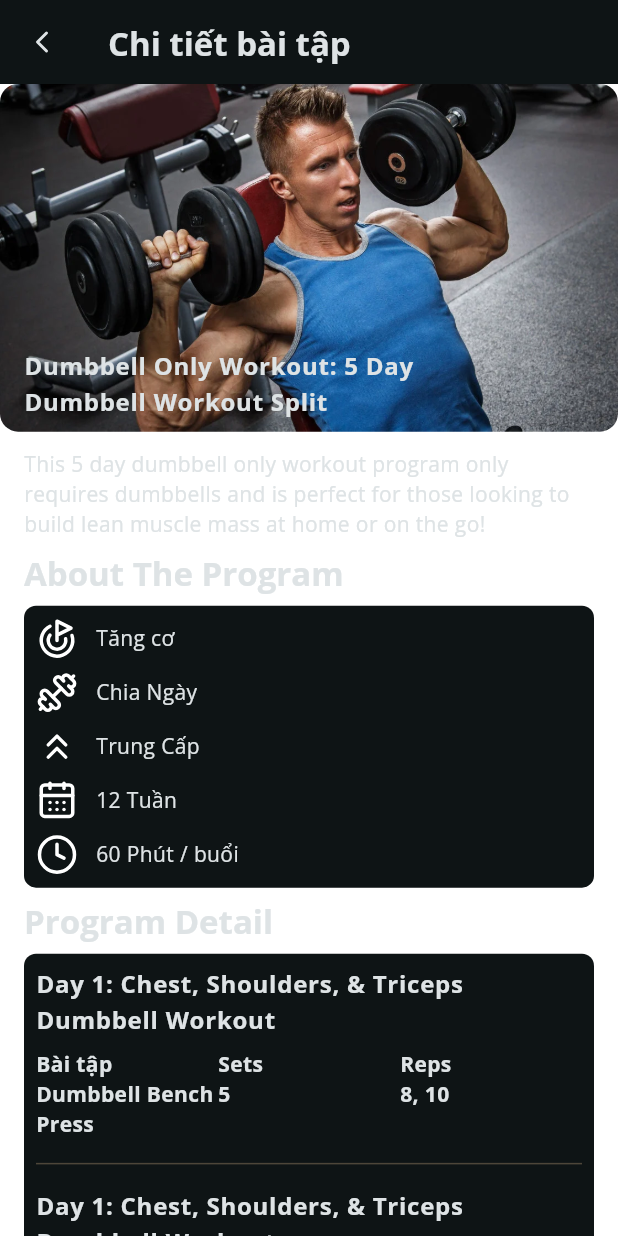
After one commit to huyxoann/fit-master, a Flutter app: the screen it shows after launch, after a tap on "Dumbbell Only Workout: 5 Day Dumbbell Wo", on a phone screen of 412 x 824 dp. The commit adds this screen. Run offline on Flutter 3.47's test engine with Material 3 defaults, Android fonts, the phone set to English and light mode, and no system bars; our stand-ins replace flutter_lucide, flutter_svg, get_it, go_router, google_fonts, hive and 3 more; accounts and stored records are empty; network calls fail.

Commit message:
static workout_plan

```diff
--- a/lib/main.dart
+++ b/lib/main.dart
@@ -4,7 +4,6 @@ import 'package:fit_master/src/features/exercise/repositories/exercise.repoImpl.
 import 'package:fit_master/src/features/exercise/view_model/exercise.view_model.dart';
 import 'package:fit_master/src/features/food/repositories/food.repositoryImpl.dart';
 import 'package:fit_master/src/features/food/view_model/food.view_model.dart';
-import 'package:fit_master/src/features/workout_plan/screens/dashboard_page.dart';
 import 'package:fit_master/src/features/workout_plan/viewmodels/workout_plan.viewmodel.dart';
 import 'package:flutter/material.dart';
 import 'package:hive_flutter/hive_flutter.dart';
--- a/lib/src/commom_widgets/header.dart
+++ b/lib/src/commom_widgets/header.dart
@@ -1,5 +1,4 @@
 import 'package:fit_master/src/commom_widgets/search.dart';
-import 'package:fit_master/src/core/constants/app_info.dart';
 import 'package:flutter/material.dart';
 
 class HeaderApp extends StatelessWidget {
--- a/lib/src/config/routes.dart
+++ b/lib/src/config/routes.dart
@@ -13,6 +13,7 @@ import 'package:fit_master/src/features/welcome/screens/choose_year_of_birth_pag
 import 'package:fit_master/src/features/welcome/screens/create_profile.dart';
 import 'package:fit_master/src/features/welcome/screens/training_location_page.dart';
 import 'package:fit_master/src/features/welcome/screens/welcome_page.dart';
+import 'package:fit_master/src/features/workout_plan/screens/workout_plan_detail_page.dart';
 import 'package:fit_master/src/home_page.dart';
 import 'package:go_router/go_router.dart';
 
@@ -21,12 +22,20 @@ import 'package:go_router/go_router.dart';
 const bool isLoggedIn = true;
 
 final router = GoRouter(
-  initialLocation: isLoggedIn ? '/' : '/welcome/choose-year-of-birth',
+  initialLocation: isLoggedIn ? '/' : '/welcome',
   routes: [
     GoRoute(
       name: 'home',
       path: '/',
       builder: (context, state) => const MyHomePage(title: "Home"),
+    ),
+    GoRoute(
+      name: 'workout-plan-detail',
+      path: '/workout-plan/:id',
+      builder: (context, state) {
+        final id = int.parse(state.pathParameters['id']!);
+        return WorkoutPlanDetailPage(id: id);
+      },
     ),
     GoRoute(
       name: 'welcome',
--- a/lib/src/core/constants/app_info.dart
+++ b/lib/src/core/constants/app_info.dart
@@ -1,7 +1,7 @@
 import 'package:flutter/widgets.dart';
 
 class AppInfo {
-  static const baseUrl = 'http://192.168.1.4:3000/api';
+  static const baseUrl = 'http://192.168.1.9:3000/api';
 
   static double getScreenWidth(BuildContext context) {
     return MediaQuery.of(context).size.width;
--- a/lib/src/core/models/enum.dart
+++ b/lib/src/core/models/enum.dart
@@ -451,3 +451,14 @@ enum WorkoutType {
   split,
   fullBody,
 }
+
+extension WorkoutTypeExt on WorkoutType {
+  String get name {
+    switch (this) {
+      case WorkoutType.split:
+        return "Chia Ngày";
+      case WorkoutType.fullBody:
+        return "Toàn Thân";
+    }
+  }
+}
--- a/lib/src/core/network/NetworkApiService.dart
+++ b/lib/src/core/network/NetworkApiService.dart
@@ -123,6 +123,6 @@ dynamic returnResponse(Response response) {
     case 404:
       throw UnauthorisedException(jsonDecode(response.body)['message'].toString());
     default:
-      throw FetchDataException('Error accured while communicating with server' 'with status code' + response.statusCode.toString());
+      throw FetchDataException('Error accured while communicating with serverwith status code${response.statusCode}');
   }
 }
--- a/lib/src/features/exercise/screen/list_exercise.dart
+++ b/lib/src/features/exercise/screen/list_exercise.dart
@@ -3,7 +3,6 @@ import 'package:fit_master/src/core/constants/app_info.dart';
 import 'package:fit_master/src/core/exception/response/status.dart';
 import 'package:flutter/material.dart';
 import 'package:provider/provider.dart';
-import '../../../commom_widgets/header.dart';
 import '../../../core/models/enum.dart';
 import '../view_model/exercise.view_model.dart';
 import 'widgets/filter.dart';
@@ -35,7 +34,7 @@ class _ListExerciseScreenState extends State<ListExerciseScreen> {
       color: colorTheme.background,
       child: SafeArea(
         child: Scaffold(
-          appBar: FitnessAppBar(streak: 5),
+          appBar: const FitnessAppBar(streak: 5),
           body: Padding(
             padding: const EdgeInsets.symmetric(horizontal: 16),
             child: Column(
--- a/lib/src/features/workout_plan/repositories/workout_plan.repositoryImpl.dart
+++ b/lib/src/features/workout_plan/repositories/workout_plan.repositoryImpl.dart
@@ -1,6 +1,7 @@
 import 'package:fit_master/src/core/models/enum.dart';
-import 'package:fit_master/src/core/network/BaseApiService.dart';
-import 'package:fit_master/src/core/network/NetworkApiService.dart';
+import 'package:fit_master/src/features/exercise/data/models/exercise.model.dart';
+import 'package:fit_master/src/features/exercise/data/models/exercise_profile.model.dart';
+import 'package:fit_master/src/features/workout_plan/models/workout_day.dart';
 import 'package:fit_master/src/features/workout_plan/models/workout_plan.dart';
 import 'package:fit_master/src/features/workout_plan/models/workout_summary.dart';
 import 'package:fit_master/src/features/workout_plan/repositories/workout_plan.repository.dart';
@@ -34,7 +35,86 @@ class WorkoutPlanRepositoryImpl extends WorkoutPlanRepository {
         timePerWorkout: 60,
       ),
       createdAt: DateTime.now(),
-      workoutDays: [],
+      workoutDays: [
+        WorkoutDay(
+            name: "Day 1: Chest, Shoulders, & Triceps Dumbbell Workout",
+            dayOfWeek: DayOfWeek.Monday,
+            exercise: Exercise(
+              exerciseId: 1,
+              title: "Dumbbell Bench Press",
+              exerProfileId: 1,
+              instruction: [
+                "Pick up the dumbbells off the floor using a neutral grip (palms facing in). Position the ends of the dumbbells in your hip crease, and sit down on the bench.",
+                "To get into position, lay back and keep the weights close to your chest. Once you are in position, press the weights to lockout at the top."
+                    "Slowly lower the dumbbells under control as far as comfortably possible (the handles should be about level with your chest).",
+              ],
+              tip: [],
+              isDelete: false,
+              exerciseProfile: ExerciseProfile(
+                exerProfileId: 1,
+                exerciseType: 1,
+                experienceLevel: 1,
+                targetMuscle: 1,
+                equipmentRequired: 1,
+                forceType: 1,
+                mechanic: 1,
+              ),
+            ),
+            sets: 5,
+            reps: [8, 10]),
+        WorkoutDay(
+            name: "Day 1: Chest, Shoulders, & Triceps Dumbbell Workout",
+            dayOfWeek: DayOfWeek.Monday,
+            exercise: Exercise(
+              exerciseId: 1,
+              title: "Dumbbell Bench Press",
+              exerProfileId: 1,
+              instruction: [
+                "Pick up the dumbbells off the floor using a neutral grip (palms facing in). Position the ends of the dumbbells in your hip crease, and sit down on the bench.",
+                "To get into position, lay back and keep the weights close to your chest. Once you are in position, press the weights to lockout at the top."
+                    "Slowly lower the dumbbells under control as far as comfortably possible (the handles should be about level with your chest).",
+              ],
+              tip: [],
+              isDelete: false,
+              exerciseProfile: ExerciseProfile(
+                exerProfileId: 1,
+                exerciseType: 1,
+                experienceLevel: 1,
+                targetMuscle: 1,
+                equipmentRequired: 1,
+                forceType: 1,
+                mechanic: 1,
+              ),
+            ),
+            sets: 5,
+            reps: [8, 10]),
+        WorkoutDay(
+            name: "Day 1: Chest, Shoulders, & Triceps Dumbbell Workout",
+            dayOfWeek: DayOfWeek.Monday,
+            exercise: Exercise(
+              exerciseId: 1,
+              title: "Dumbbell Bench Press",
+              exerProfileId: 1,
+              instruction: [
+                "Pick up the dumbbells off the floor using a neutral grip (palms facing in). Position the ends of the dumbbells in your hip crease, and sit down on the bench.",
+                "To get into position, lay back and keep the weights close to your chest. Once you are in position, press the weights to lockout at the top."
+                    "Slowly lower the dumbbells under control as far as comfortably possible (the handles should be about level with your chest).",
+              ],
+              tip: [],
+              isDelete: false,
+              exerciseProfile: ExerciseProfile(
+                exerProfileId: 1,
+                exerciseType: 1,
+                experienceLevel: 1,
+                targetMuscle: 1,
+                equipmentRequired: 1,
+                forceType: 1,
+                mechanic: 1,
+              ),
+            ),
+            sets: 5,
+            reps: [8, 10])
+      ],
     );
     return Future.value(workoutPlan);
   }
--- a/lib/src/features/workout_plan/screens/dashboard_page.dart
+++ b/lib/src/features/workout_plan/screens/dashboard_page.dart
@@ -3,6 +3,7 @@ import 'package:fit_master/src/features/workout_plan/viewmodels/workout_plan.vie
 import 'package:fit_master/src/features/workout_plan/widgets/week_schedule_widget.dart';
 import 'package:flutter/material.dart';
 import 'package:flutter_lucide/flutter_lucide.dart';
+import 'package:go_router/go_router.dart';
 import 'package:provider/provider.dart';
 
 class WorkoutDashBoard extends StatefulWidget {
@@ -66,7 +67,12 @@ class WorkoutDashBoardState extends State<WorkoutDashBoard> {
                           style: textTheme.headlineSmall
                               ?.copyWith(fontWeight: FontWeight.bold),
                         ),
-                        Column(
+                        GestureDetector(
+                          onTap: () => context.pushNamed(
+                            'workout-plan-detail',
+                            pathParameters: {'id': '1'},
+                          ),
+                          child: Column(
                             children: [
                               Container(
                                 decoration: BoxDecoration(
@@ -79,7 +85,8 @@ class WorkoutDashBoardState extends State<WorkoutDashBoard> {
                                   ),
                                 ),
                                 width: double.infinity,
-                              height: (MediaQuery.of(context).size.width - 32) *
+                                height:
+                                    (MediaQuery.of(context).size.width - 32) *
                                         9 /
                                         16,
                               ),
@@ -103,6 +110,7 @@ class WorkoutDashBoardState extends State<WorkoutDashBoard> {
                                 ],
                               )
                             ],
+                          ),
                         )
                       ],
                     ),
--- /dev/null
+++ b/lib/src/features/workout_plan/screens/workout_plan_detail_page.dart
@@ -0,0 +1,299 @@
+import 'package:fit_master/src/core/models/enum.dart';
+import 'package:fit_master/src/features/workout_plan/viewmodels/workout_plan.viewmodel.dart';
+import 'package:flutter/material.dart';
+import 'package:flutter_lucide/flutter_lucide.dart';
+import 'package:go_router/go_router.dart';
+import 'package:provider/provider.dart';
+
+import '../models/workout_day.dart';
+
+class WorkoutPlanDetailPage extends StatefulWidget {
+  final int id;
+  const WorkoutPlanDetailPage({
+    super.key,
+    required this.id,
+  });
+
+  @override
+  WorkoutPlanDetailPageState createState() => WorkoutPlanDetailPageState();
+}
+
+class WorkoutPlanDetailPageState extends State<WorkoutPlanDetailPage> {
+  late WorkoutPlanViewModel _viewModel;
+
+  @override
+  void initState() {
+    _viewModel = Provider.of<WorkoutPlanViewModel>(context, listen: false);
+
+    WidgetsBinding.instance.addPostFrameCallback((_) {
+      _viewModel.fetchWorkoutPlanDetail('', widget.id.toString());
+    });
+
+    super.initState();
+  }
+
+  @override
+  Widget build(BuildContext context) {
+    ColorScheme colorScheme = Theme.of(context).colorScheme;
+    TextTheme textTheme = Theme.of(context).textTheme;
+
+    return Consumer<WorkoutPlanViewModel>(
+      builder: (_, model, child) {
+        if (model.isLoading) {
+          return child ?? const SizedBox();
+        }
+        List<WorkoutDay> workoutDays =
+            model.workoutPlanDetail?.workoutDays ?? [];
+        return Scaffold(
+          appBar: AppBar(
+            leading: IconButton(
+              icon: const Icon(LucideIcons.chevron_left),
+              onPressed: () => context.pop(),
+            ),
+            title: Text(
+              "Chi tiết bài tập",
+              style: textTheme.titleLarge?.copyWith(
+                fontWeight: FontWeight.bold,
+                color: colorScheme.onSurface,
+              ),
+            ),
+            backgroundColor: colorScheme.surface,
+            iconTheme: IconThemeData(color: colorScheme.onSurface),
+          ),
+          body: SingleChildScrollView(
+            child: Column(
+              children: [
+                Container(
+                  padding: const EdgeInsets.symmetric(
+                      horizontal: 16.0, vertical: 8.0),
+                  width: double.infinity,
+                  height: MediaQuery.of(context).size.width * 9 / 16,
+                  decoration: BoxDecoration(
+                    borderRadius: BorderRadius.circular(12),
+                    image: DecorationImage(
+                      image:
+                          AssetImage(model.workoutPlanDetail?.coverImage ?? ''),
+                      fit: BoxFit.cover,
+                    ),
+                  ),
+                  alignment: Alignment.bottomLeft,
+                  child: SizedBox(
+                    width: MediaQuery.of(context).size.width * 2 / 3,
+                    child: Text(
+                      model.workoutPlanDetail?.planName ?? "",
+                      style: textTheme.bodyLarge?.copyWith(
+                        fontWeight: FontWeight.bold,
+                        color: colorScheme.onSurface,
+                        shadows: [
+                          Shadow(
+                            offset: const Offset(0, 0),
+                            color: colorScheme.outlineVariant,
+                          ),
+                        ],
+                      ),
+                    ),
+                  ),
+                ),
+                Padding(
+                  padding: const EdgeInsets.symmetric(
+                      horizontal: 16.0, vertical: 12.0),
+                  child: Column(
+                    children: [
+                      Text(
+                        model.workoutPlanDetail?.planDescription ?? "",
+                        style: textTheme.bodyMedium,
+                      ),
+                      const SizedBox(height: 8.0),
+                      Column(
+                        crossAxisAlignment: CrossAxisAlignment.start,
+                        children: [
+                          Text(
+                            "About The Program",
+                            style: textTheme.titleLarge?.copyWith(
+                              fontWeight: FontWeight.bold,
+                            ),
+                          ),
+                          const SizedBox(height: 8.0),
+                          Container(
+                            padding: const EdgeInsets.all(8.0),
+                            decoration: BoxDecoration(
+                              color: colorScheme.surfaceVariant,
+                              borderRadius: BorderRadius.circular(8.0),
+                            ),
+                            child: Column(
+                              children: [
+                                Row(
+                                  children: [
+                                    const Icon(LucideIcons.goal, size: 28),
+                                    const SizedBox(width: 12),
+                                    Text(
+                                        '${model.workoutPlanDetail?.workoutSummary.fitnessGoal.name}',
+                                        style: textTheme.bodyMedium)
+                                  ],
+                                ),
+                                const SizedBox(height: 8),
+                                Row(
+                                  children: [
+                                    const Icon(LucideIcons.dumbbell, size: 28),
+                                    const SizedBox(width: 12),
+                                    Text(
+                                      '${model.workoutPlanDetail?.workoutSummary.workoutType.name}',
+                                      style: textTheme.bodyMedium,
+                                    )
+                                  ],
+                                ),
+                                const SizedBox(height: 8),
+                                Row(
+                                  children: [
+                                    const Icon(LucideIcons.chevrons_up,
+                                        size: 28),
+                                    const SizedBox(width: 12),
+                                    Text(
+                                      '${model.workoutPlanDetail?.workoutSummary.trainingLevel.vietnameseName}',
+                                      style: textTheme.bodyMedium,
+                                    )
+                                  ],
+                                ),
+                                const SizedBox(height: 8),
+                                Row(
+                                  children: [
+                                    const Icon(LucideIcons.calendar_days,
+                                        size: 28),
+                                    const SizedBox(width: 12),
+                                    Text(
+                                      '${model.workoutPlanDetail?.workoutSummary.programDuration} Tuần',
+                                      style: textTheme.bodyMedium,
+                                    )
+                                  ],
+                                ),
+                                const SizedBox(height: 8),
+                                Row(
+                                  children: [
+                                    const Icon(LucideIcons.clock, size: 28),
+                                    const SizedBox(width: 12),
+                                    Text(
+                                      '${model.workoutPlanDetail?.workoutSummary.timePerWorkout} Phút / buổi',
+                                      style: textTheme.bodyMedium,
+                                    )
+                                  ],
+                                ),
+                              ],
+                            ),
+                          ),
+                          const SizedBox(height: 8.0),
+                          Text(
+                            "Program Detail",
+                            style: textTheme.titleLarge?.copyWith(
+                              fontWeight: FontWeight.bold,
+                            ),
+                          ),
+                          const SizedBox(height: 8.0),
+                          Container(
+                            padding: const EdgeInsets.all(8.0),
+                            decoration: BoxDecoration(
+                              color: colorScheme.surfaceVariant,
+                              borderRadius: BorderRadius.circular(8.0),
+                            ),
+                            child: Column(
+                              children: [
+                                for (WorkoutDay workoutDay in workoutDays)
+                                  Column(
+                                    children: [
+                                      Row(
+                                        children: [
+                                          Expanded(
+                                              child: Text(
+                                            workoutDay.name,
+                                            softWrap: true,
+                                            style:
+                                                textTheme.bodyLarge?.copyWith(
+                                              fontWeight: FontWeight.bold,
+                                            ),
+                                          ))
+                                        ],
+                                      ),
+                                      const SizedBox(height: 8),
+                                      Table(
+                                        children: [
+                                          TableRow(children: [
+                                            Text(
+                                              "Bài tập",
+                                              style: textTheme.bodyMedium
+                                                  ?.copyWith(
+                                                fontWeight: FontWeight.bold,
+                                              ),
+                                            ),
+                                            Text(
+                                              "Sets",
+                                              style: textTheme.bodyMedium
+                                                  ?.copyWith(
+                                                fontWeight: FontWeight.bold,
+                                              ),
+                                            ),
+                                            Text(
+                                              "Reps",
+                                              style: textTheme.bodyMedium
+                                                  ?.copyWith(
+                                                fontWeight: FontWeight.bold,
+                                              ),
+                                            ),
+                                          ]),
+                                          TableRow(
+                                            children: [
+                                              Text(
+                                                workoutDay.exercise.title,
+                                                style: textTheme.bodyMedium
+                                                    ?.copyWith(
+                                                  fontWeight: FontWeight.bold,
+                                                ),
+                                              ),
+                                              Text(
+                                                workoutDay.sets.toString(),
+                                                style: textTheme.bodyMedium
+                                                    ?.copyWith(
+                                                  fontWeight: FontWeight.bold,
+                                                ),
+                                              ),
+                                              Text(
+                                                workoutDay.reps.join(", "),
+                                                style: textTheme.bodyMedium
+                                                    ?.copyWith(
+                                                  fontWeight: FontWeight.bold,
+                                                ),
+                                              ),
+                                            ],
+                                          )
+                                        ],
+                                      ),
+                                      const SizedBox(height: 8),
+                                      const Divider(),
+                                      const SizedBox(height: 8),
+                                    ],
+                                  ),
+                              ],
+                            ),
+                          ),
+                        ],
+                      ),
+                      Row(
+                        children: [
+                          Expanded(
+                            child: FilledButton(
+                              onPressed: () {},
+                              child: const Text("Chọn lộ trình"),
+                            ),
+                          ),
+                        ],
+                      )
+                    ],
+                  ),
+                )
+              ],
+            ),
+          ),
+        );
+      },
+      child: const Center(child: CircularProgressIndicator()),
+    );
+  }
+}
```
Lines whose indentation alone changed are shown as unchanged.
